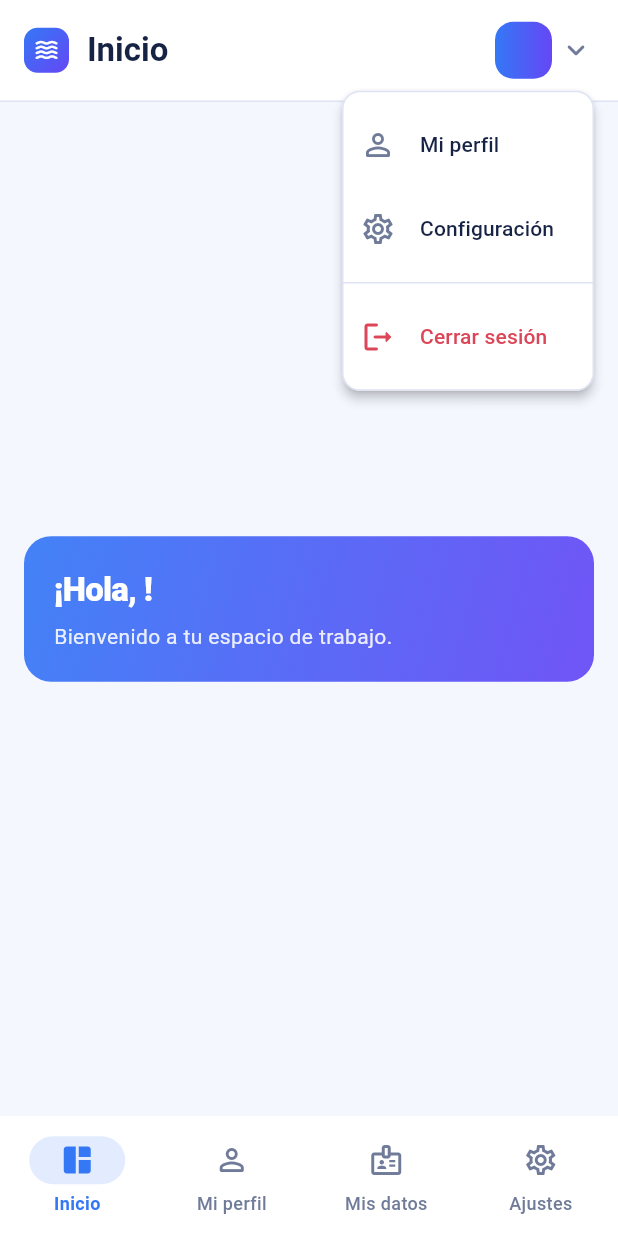
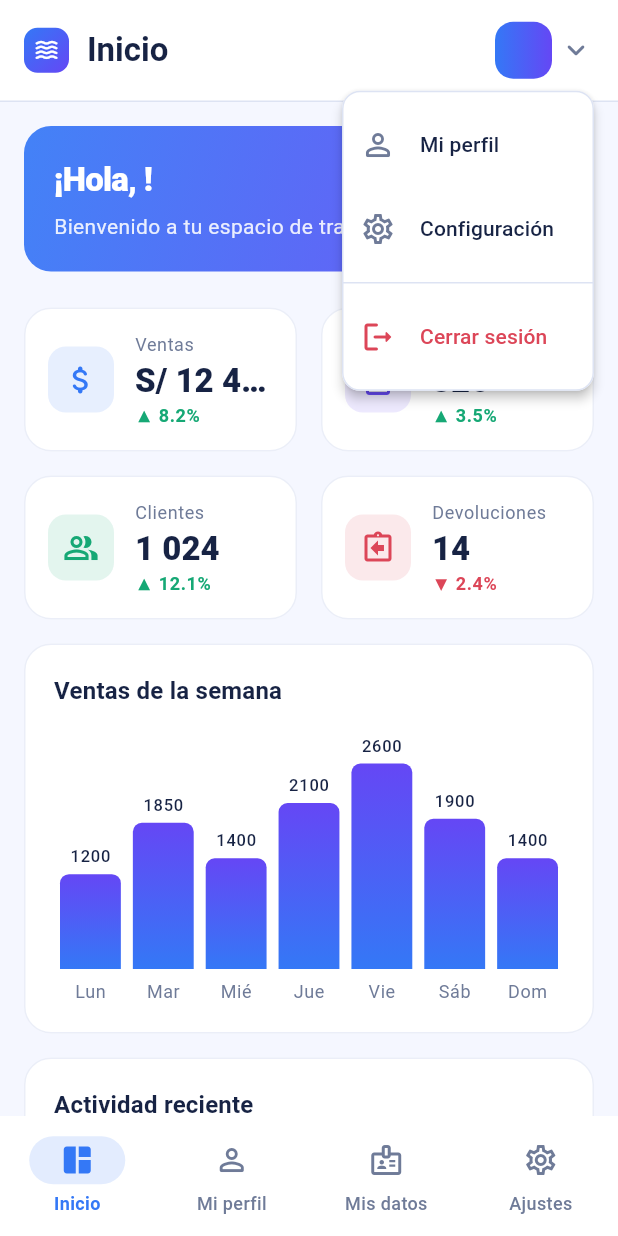
Before and after one commit to Tavo06/pruebaflutter, a Flutter app: the HomeScreen screen opened directly, after a tap on the "expand more" icon, on a phone screen of 412 x 824 dp. Run offline on Flutter 3.47's test engine with Material 3 defaults, Android fonts, the phone set to English and light mode, and no system bars; our stand-ins replace cloud_firestore, firebase_auth, firebase_core, shared_preferences; accounts and stored records are empty.

Commit message:
Escribe aquí un mensaje descriptivo de tus cambios

```diff
--- /dev/null
+++ b/lib/exercises/dashboard_generico/dashboard_generico_page.dart
@@ -0,0 +1,94 @@
+import 'package:flutter/material.dart';
+
+import '../../core/constants/breakpoints.dart';
+import 'services/dashboard_service.dart';
+import 'widgets/dashboard_widgets.dart';
+
+/// Vista principal del dashboard genérico.
+///
+/// Estructura (de arriba hacia abajo):
+///   1. Fila de tarjetas KPI (4 indicadores).
+///   2. Gráfico de barras + Actividad reciente (lado a lado en escritorio).
+///   3. Tabla de resumen.
+///
+/// Se muestra dentro de la sección «Inicio» (ya tiene scroll), por eso aquí
+/// NO se usa ningún widget con scroll vertical propio.
+class DashboardGenericoPage extends StatelessWidget {
+  const DashboardGenericoPage({super.key});
+
+  // EDITAR: cambia la fuente de datos por la de tu ejercicio.
+  final DashboardService _service = const DashboardService();
+
+  @override
+  Widget build(BuildContext context) {
+    final kpis = _service.getKpis();
+    const gap = 16.0;
+
+    return LayoutBuilder(
+      builder: (context, constraints) {
+        final width = constraints.maxWidth;
+        final size = screenSizeForWidth(width);
+
+        // Columnas de KPIs según el ancho: 1 (móvil), 2 (tableta), 4 (escritorio).
+        final kpiColumns = switch (size) {
+          ScreenSize.mobile => width < 380 ? 1 : 2,
+          ScreenSize.tablet => 2,
+          ScreenSize.desktop => 4,
+        };
+        final kpiWidth = (width - gap * (kpiColumns - 1)) / kpiColumns;
+
+        final chart = DashboardCard(
+          title: 'Ventas de la semana', // EDITAR: título del gráfico
+          child: SimpleBarChart(points: _service.getChart()),
+        );
+        final activity = DashboardCard(
+          title: 'Actividad reciente', // EDITAR
+          child: ActivityList(items: _service.getActivity()),
+        );
+
+        return Column(
+          crossAxisAlignment: CrossAxisAlignment.stretch,
+          children: [
+            const SizedBox(height: 24),
+
+            // 1. KPIs
+            Wrap(
+              spacing: gap,
+              runSpacing: gap,
+              children: [
+                for (final k in kpis)
+                  SizedBox(width: kpiWidth, child: KpiCard(item: k)),
+              ],
+            ),
+            const SizedBox(height: gap),
+
+            // 2. Gráfico + actividad
+            if (size == ScreenSize.desktop)
+              IntrinsicHeight(
+                child: Row(
+                  crossAxisAlignment: CrossAxisAlignment.stretch,
+                  children: [
+                    Expanded(flex: 3, child: chart),
+                    const SizedBox(width: gap),
+                    Expanded(flex: 2, child: activity),
+                  ],
+                ),
+              )
+            else ...[
+              chart,
+              const SizedBox(height: gap),
+              activity,
+            ],
+            const SizedBox(height: gap),
+
+            // 3. Tabla
+            DashboardCard(
+              title: 'Resumen de productos', // EDITAR
+              child: SummaryTable(rows: _service.getTable()),
+            ),
+          ],
+        );
+      },
+    );
+  }
+}
--- /dev/null
+++ b/lib/exercises/dashboard_generico/models/dashboard_data.dart
@@ -0,0 +1,59 @@
+import 'package:flutter/material.dart';
+
+/// Indicador resumido (tarjeta KPI): p. ej. «Ventas del mes: 12 450».
+/// EDITAR: cambia los campos según lo que pida tu ejercicio.
+class KpiItem {
+  const KpiItem({
+    required this.title,
+    required this.value,
+    required this.icon,
+    required this.color,
+    this.change,
+  });
+
+  final String title;
+  final String value;
+  final IconData icon;
+  final Color color;
+
+  /// Variación porcentual frente al periodo anterior (positiva o negativa).
+  final double? change;
+}
+
+/// Un punto del gráfico de barras (etiqueta + valor).
+class ChartPoint {
+  const ChartPoint(this.label, this.value);
+
+  final String label;
+  final double value;
+}
+
+/// Un elemento de la lista de «Actividad reciente».
+class ActivityItem {
+  const ActivityItem({
+    required this.title,
+    required this.subtitle,
+    required this.icon,
+    required this.color,
+  });
+
+  final String title;
+  final String subtitle;
+  final IconData icon;
+  final Color color;
+}
+
+/// Una fila de la tabla de resumen.
+class TableRowData {
+  const TableRowData({
+    required this.name,
+    required this.category,
+    required this.amount,
+    required this.status,
+  });
+
+  final String name;
+  final String category;
+  final double amount;
+  final String status;
+}
--- /dev/null
+++ b/lib/exercises/dashboard_generico/services/dashboard_service.dart
@@ -0,0 +1,95 @@
+import 'package:flutter/material.dart';
+
+import '../../../core/theme/app_colors.dart';
+import '../models/dashboard_data.dart';
+
+/// Fuente de datos del dashboard.
+///
+/// Hoy devuelve datos de EJEMPLO fijos. EDITAR: reemplázalos por los de tu
+/// ejercicio, o lee de Firestore (ver sección 11 de lib/guia/practica.dart),
+/// por ejemplo:
+///
+///   final snap = await FirebaseFirestore.instance
+///       .collection('users').doc(uid).collection('ventas').get();
+class DashboardService {
+  const DashboardService();
+
+  List<KpiItem> getKpis() => const [
+        KpiItem(
+          title: 'Ventas',
+          value: 'S/ 12 450',
+          icon: Icons.attach_money_rounded,
+          color: AppColors.primary,
+          change: 8.2,
+        ),
+        KpiItem(
+          title: 'Pedidos',
+          value: '326',
+          icon: Icons.shopping_bag_outlined,
+          color: AppColors.violet,
+          change: 3.5,
+        ),
+        KpiItem(
+          title: 'Clientes',
+          value: '1 024',
+          icon: Icons.people_alt_outlined,
+          color: AppColors.success,
+          change: 12.1,
+        ),
+        KpiItem(
+          title: 'Devoluciones',
+          value: '14',
+          icon: Icons.assignment_return_outlined,
+          color: AppColors.error,
+          change: -2.4,
+        ),
+      ];
+
+  List<ChartPoint> getChart() => const [
+        ChartPoint('Lun', 1200),
+        ChartPoint('Mar', 1850),
+        ChartPoint('Mié', 1400),
+        ChartPoint('Jue', 2100),
+        ChartPoint('Vie', 2600),
+        ChartPoint('Sáb', 1900),
+        ChartPoint('Dom', 1400),
+      ];
+
+  List<ActivityItem> getActivity() => const [
+        ActivityItem(
+          title: 'Nuevo pedido #1045',
+          subtitle: 'Hace 5 min',
+          icon: Icons.receipt_long_outlined,
+          color: AppColors.primary,
+        ),
+        ActivityItem(
+          title: 'Cliente registrado',
+          subtitle: 'Hace 20 min',
+          icon: Icons.person_add_alt_1_outlined,
+          color: AppColors.success,
+        ),
+        ActivityItem(
+          title: 'Stock bajo: Producto C',
+          subtitle: 'Hace 1 h',
+          icon: Icons.warning_amber_rounded,
+          color: AppColors.warning,
+        ),
+        ActivityItem(
+          title: 'Devolución #0987',
+          subtitle: 'Hace 3 h',
+          icon: Icons.undo_rounded,
+          color: AppColors.error,
+        ),
+      ];
+
+  List<TableRowData> getTable() => const [
+        TableRowData(
+            name: 'Producto A', category: 'Bebidas', amount: 3200, status: 'Activo'),
+        TableRowData(
+            name: 'Producto B', category: 'Snacks', amount: 2750, status: 'Activo'),
+        TableRowData(
+            name: 'Producto C', category: 'Limpieza', amount: 1980, status: 'Bajo stock'),
+        TableRowData(
+            name: 'Producto D', category: 'Bebidas', amount: 1540, status: 'Inactivo'),
+      ];
+}
--- /dev/null
+++ b/lib/exercises/dashboard_generico/widgets/dashboard_widgets.dart
@@ -0,0 +1,211 @@
+import 'package:flutter/material.dart';
+
+import '../../../core/theme/app_colors.dart';
+import '../models/dashboard_data.dart';
+
+/// Contenedor con título usado por cada bloque del dashboard.
+class DashboardCard extends StatelessWidget {
+  const DashboardCard({super.key, required this.title, required this.child});
+
+  final String title;
+  final Widget child;
+
+  @override
+  Widget build(BuildContext context) {
+    final theme = Theme.of(context);
+    return Card(
+      margin: EdgeInsets.zero,
+      child: Padding(
+        padding: const EdgeInsets.all(20),
+        child: Column(
+          crossAxisAlignment: CrossAxisAlignment.start,
+          children: [
+            Text(title,
+                style: theme.textTheme.titleMedium
+                    ?.copyWith(fontWeight: FontWeight.w700)),
+            const SizedBox(height: 16),
+            child,
+          ],
+        ),
+      ),
+    );
+  }
+}
+
+/// Tarjeta KPI: icono, título, valor y variación.
+class KpiCard extends StatelessWidget {
+  const KpiCard({super.key, required this.item});
+
+  final KpiItem item;
+
+  @override
+  Widget build(BuildContext context) {
+    final theme = Theme.of(context);
+    final change = item.change;
+    final up = (change ?? 0) >= 0;
+    return Card(
+      margin: EdgeInsets.zero,
+      child: Padding(
+        padding: const EdgeInsets.all(16),
+        child: Row(
+          children: [
+            Container(
+              padding: const EdgeInsets.all(10),
+              decoration: BoxDecoration(
+                color: item.color.withValues(alpha: 0.12),
+                borderRadius: BorderRadius.circular(12),
+              ),
+              child: Icon(item.icon, color: item.color),
+            ),
+            const SizedBox(width: 14),
+            Expanded(
+              child: Column(
+                crossAxisAlignment: CrossAxisAlignment.start,
+                children: [
+                  Text(item.title,
+                      style: theme.textTheme.bodySmall,
+                      overflow: TextOverflow.ellipsis),
+                  const SizedBox(height: 2),
+                  Text(item.value,
+                      style: theme.textTheme.titleLarge
+                          ?.copyWith(fontWeight: FontWeight.w800),
+                      overflow: TextOverflow.ellipsis),
+                  if (change != null)
+                    Text(
+                      '${up ? '▲' : '▼'} ${change.abs().toStringAsFixed(1)}%',
+                      style: theme.textTheme.bodySmall?.copyWith(
+                        color: up ? AppColors.success : AppColors.error,
+                        fontWeight: FontWeight.w600,
+                      ),
+                    ),
+                ],
+              ),
+            ),
+          ],
+        ),
+      ),
+    );
+  }
+}
+
+/// Gráfico de barras simple hecho solo con widgets (sin paquetes externos).
+class SimpleBarChart extends StatelessWidget {
+  const SimpleBarChart({super.key, required this.points, this.height = 180});
+
+  final List<ChartPoint> points;
+  final double height;
+
+  @override
+  Widget build(BuildContext context) {
+    final theme = Theme.of(context);
+    final max = points.fold<double>(0, (m, p) => p.value > m ? p.value : m);
+    return SizedBox(
+      height: height,
+      child: Row(
+        crossAxisAlignment: CrossAxisAlignment.end,
+        children: [
+          for (final p in points)
+            Expanded(
+              child: Padding(
+                padding: const EdgeInsets.symmetric(horizontal: 4),
+                child: Column(
+                  mainAxisAlignment: MainAxisAlignment.end,
+                  children: [
+                    Text(p.value.toStringAsFixed(0),
+                        style: theme.textTheme.labelSmall),
+                    const SizedBox(height: 4),
+                    Flexible(
+                      child: FractionallySizedBox(
+                        heightFactor: max == 0 ? 0 : p.value / max,
+                        child: Tooltip(
+                          message: '${p.label}: ${p.value.toStringAsFixed(0)}',
+                          child: Container(
+                            decoration: const BoxDecoration(
+                              gradient: LinearGradient(
+                                colors: [AppColors.violet, AppColors.primary],
+                                begin: Alignment.topCenter,
+                                end: Alignment.bottomCenter,
+                              ),
+                              borderRadius: BorderRadius.vertical(
+                                  top: Radius.circular(6)),
+                            ),
+                          ),
+                        ),
+                      ),
+                    ),
+                    const SizedBox(height: 6),
+                    Text(p.label, style: theme.textTheme.bodySmall),
+                  ],
+                ),
+              ),
+            ),
+        ],
+      ),
+    );
+  }
+}
+
+/// Lista de actividad reciente.
+class ActivityList extends StatelessWidget {
+  const ActivityList({super.key, required this.items});
+
+  final List<ActivityItem> items;
+
+  @override
+  Widget build(BuildContext context) {
+    return Column(
+      children: [
+        for (final a in items)
+          ListTile(
+            contentPadding: EdgeInsets.zero,
+            leading: CircleAvatar(
+              backgroundColor: a.color.withValues(alpha: 0.12),
+              child: Icon(a.icon, color: a.color, size: 20),
+            ),
+            title: Text(a.title),
+            subtitle: Text(a.subtitle),
+          ),
+      ],
+    );
+  }
+}
+
+/// Tabla de resumen con desplazamiento horizontal en pantallas pequeñas.
+class SummaryTable extends StatelessWidget {
+  const SummaryTable({super.key, required this.rows});
+
+  final List<TableRowData> rows;
+
+  Color _statusColor(String status) => switch (status) {
+        'Activo' => AppColors.success,
+        'Bajo stock' => AppColors.warning,
+        _ => AppColors.error,
+      };
+
+  @override
+  Widget build(BuildContext context) {
+    return SingleChildScrollView(
+      scrollDirection: Axis.horizontal,
+      child: DataTable(
+        columns: const [
+          DataColumn(label: Text('Nombre')),
+          DataColumn(label: Text('Categoría')),
+          DataColumn(label: Text('Monto'), numeric: true),
+          DataColumn(label: Text('Estado')),
+        ],
+        rows: [
+          for (final r in rows)
+            DataRow(cells: [
+              DataCell(Text(r.name)),
+              DataCell(Text(r.category)),
+              DataCell(Text('S/ ${r.amount.toStringAsFixed(2)}')),
+              DataCell(Text(r.status,
+                  style: TextStyle(
+                      color: _statusColor(r.status),
+                      fontWeight: FontWeight.w600))),
+            ]),
+        ],
+      ),
+    );
+  }
+}
--- a/lib/screens/home/exercise_module.dart
+++ b/lib/screens/home/exercise_module.dart
@@ -1,4 +1,5 @@
 import 'package:flutter/material.dart';
+import '../../exercises/dashboard_generico/dashboard_generico_page.dart';
 
 /// Módulo del ejercicio: contenido REEMPLAZABLE de la sección «Inicio».
 ///
@@ -14,6 +15,6 @@ class ExerciseModule extends StatelessWidget {
   @override
   Widget build(BuildContext context) {
     // Ejemplo: return const CalculadoraNotasPage();
-    return const SizedBox.shrink();
+    return const DashboardGenericoPage();
   }
 }
```
